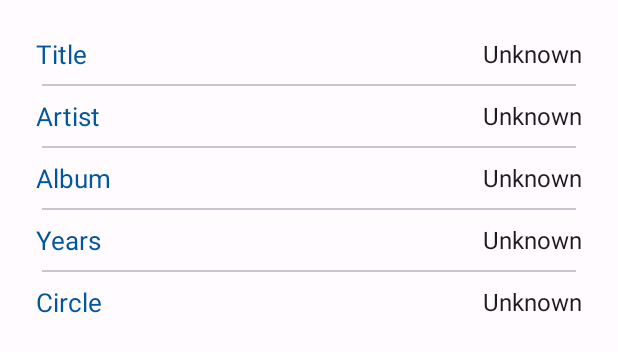
After one commit to Yuyuko1024/GRStream3rd, an Android app: the layout dialog_now_playing.xml on its own in the app's theme, with its tools: preview values and no code run, on a phone screen of 412 x 824 dp. The commit adds this screen. Shown: the top 352 px of the screen. Run offline under Robolectric (Android 15) with nearby library versions, the phone set to English and light mode, and no system bars.

Commit message:
Build new Now Playing dialog

```diff
--- a/app/src/main/java/net/hearnsoft/gensokyoradio/trd/MainActivity.java
+++ b/app/src/main/java/net/hearnsoft/gensokyoradio/trd/MainActivity.java
@@ -17,6 +17,7 @@ import android.os.Looper;
 import android.os.Message;
 import android.util.Log;
 import android.view.Gravity;
+import android.view.LayoutInflater;
 import android.view.ViewGroup;
 import android.widget.FrameLayout;
 import android.widget.LinearLayout;
@@ -40,6 +41,7 @@ import net.hearnsoft.gensokyoradio.trd.beans.NowPlayingBean;
 import net.hearnsoft.gensokyoradio.trd.beans.SongDataBean;
 import net.hearnsoft.gensokyoradio.trd.databinding.ActivityMainBinding;
 import net.hearnsoft.gensokyoradio.trd.databinding.DialogNoticeBinding;
+import net.hearnsoft.gensokyoradio.trd.databinding.DialogNowPlayingBinding;
 import net.hearnsoft.gensokyoradio.trd.model.SongDataModel;
 import net.hearnsoft.gensokyoradio.trd.service.GRStreamPlayerService;
 import net.hearnsoft.gensokyoradio.trd.service.WebSocketService;
@@ -78,18 +80,14 @@ public class MainActivity extends AppCompatActivity implements WsServiceInterfac
     private boolean visualizerUsable = false;
     private VisualizerView visualizerView;
     private SongDataBean dataBean;
-
+    private String nowPlayingTitle,nowPlayingArtist,nowPlayingAlbum,nowPlayingYears,nowPlayingCircle;
 
     private Handler handler = new Handler(Looper.getMainLooper()) {
         @Override
         public void handleMessage(Message msg) {
             super.handleMessage(msg);
             if (msg.what == 1) {
-                new MaterialAlertDialogBuilder(MainActivity.this)
-                        .setTitle(R.string.song_info_title)
-                        .setMessage(msg.obj.toString())
-                        .setPositiveButton(android.R.string.ok, (dialog, which) -> dialog.dismiss())
-                        .show();
+                buildNowPlayingDialog();
             }
         }
     };
@@ -113,14 +111,19 @@ public class MainActivity extends AppCompatActivity implements WsServiceInterfac
             Toast.makeText(this, R.string.fetch_song_data_toast, Toast.LENGTH_SHORT).show();
             future.thenAccept(isOK -> {
                 if (isOK) {
-                    Log.d(TAG, "onCreate: " + dataBean.getSongInfo().getTitle());
-                    String info = getString(R.string.song_info, dataBean.getSongInfo().getTitle(),
-                            dataBean.getSongInfo().getArtist(), dataBean.getSongInfo().getAlbum(),
-                            dataBean.getSongInfo().getYear(), dataBean.getSongInfo().getCircle());
-                    Message message = Message.obtain();
-                    message.what = 1;
-                    message.obj = info;
-                    handler.sendMessage(message);
+                    if (BuildConfig.DEBUG)
+                        Log.d(TAG, "onCreate: " + dataBean.getSongInfo().getTitle());
+                    nowPlayingTitle = dataBean.getSongInfo().getTitle() == null ?
+                            "null" : dataBean.getSongInfo().getTitle();
+                    nowPlayingArtist = dataBean.getSongInfo().getArtist() == null ?
+                            "null" : dataBean.getSongInfo().getArtist();
+                    nowPlayingAlbum = dataBean.getSongInfo().getAlbum() == null ?
+                            "null" : dataBean.getSongInfo().getAlbum();
+                    nowPlayingYears = dataBean.getSongInfo().getYear() == null ?
+                            "null" : dataBean.getSongInfo().getYear();
+                    nowPlayingCircle = dataBean.getSongInfo().getCircle() == null ?
+                            "null" : dataBean.getSongInfo().getCircle();
+                    handler.sendEmptyMessage(1);
                 }
             });
         });
@@ -246,6 +249,21 @@ public class MainActivity extends AppCompatActivity implements WsServiceInterfac
                     sharedPreferences.getInt("clientId",0), Toast.LENGTH_SHORT).show();
             binding.play.setEnabled(true);
         });
+    }
+
+    private void buildNowPlayingDialog() {
+        DialogNowPlayingBinding nowPlayingBinding = DialogNowPlayingBinding.inflate(
+                LayoutInflater.from(this), null, false);
+        nowPlayingBinding.infoTitle.setText(nowPlayingTitle);
+        nowPlayingBinding.infoArtist.setText(nowPlayingArtist);
+        nowPlayingBinding.infoAlbum.setText(nowPlayingAlbum);
+        nowPlayingBinding.infoYears.setText(nowPlayingYears);
+        nowPlayingBinding.infoCircle.setText(nowPlayingCircle);
+        new MaterialAlertDialogBuilder(MainActivity.this)
+                .setTitle(R.string.song_info_title)
+                .setView(nowPlayingBinding.getRoot())
+                .setPositiveButton(android.R.string.ok, (dialog, which) -> dialog.dismiss())
+                .show();
     }
 
     private void showProgress(int played, int duration, int remaining) {
--- /dev/null
+++ b/app/src/main/res/layout/dialog_now_playing.xml
@@ -0,0 +1,188 @@
+<?xml version="1.0" encoding="utf-8"?>
+<LinearLayout
+    xmlns:android="http://schemas.android.com/apk/res/android"
+    xmlns:app="http://schemas.android.com/apk/res-auto"
+    android:layout_width="match_parent"
+    android:layout_height="match_parent"
+    android:orientation="vertical"
+    android:padding="24dp">
+
+    <LinearLayout
+        android:layout_width="match_parent"
+        android:layout_height="wrap_content"
+        android:orientation="horizontal">
+
+        <TextView
+            android:layout_width="wrap_content"
+            android:layout_height="wrap_content"
+            android:text="@string/info_title"
+            android:layout_gravity="center_vertical"
+            android:textColor="@color/system_accent_darker"
+            android:fontFamily="sans-serif"
+            android:textSize="17sp"/>
+
+        <TextView
+            android:layout_width="match_parent"
+            android:layout_height="wrap_content"
+            android:layout_gravity="center_vertical"
+            android:id="@+id/info_title"
+            android:text="@string/info_unknown"
+            android:textColor="?attr/colorOnSurface"
+            android:textIsSelectable="true"
+            android:textSize="16sp"
+            android:layout_marginStart="50dp"
+            android:fontFamily="sans-serif"
+            android:gravity="end"/>
+
+    </LinearLayout>
+
+    <com.google.android.material.divider.MaterialDivider
+        android:layout_width="match_parent"
+        android:layout_height="wrap_content"
+        android:layout_marginStart="4dp"
+        android:layout_marginEnd="4dp"
+        android:layout_marginTop="8dp"
+        android:layout_marginBottom="8dp"/>
+
+    <LinearLayout
+        android:layout_width="match_parent"
+        android:layout_height="wrap_content"
+        android:orientation="horizontal">
+
+        <TextView
+            android:layout_width="wrap_content"
+            android:layout_height="wrap_content"
+            android:text="@string/info_artist"
+            android:layout_gravity="center_vertical"
+            android:textColor="@color/system_accent_darker"
+            android:fontFamily="sans-serif"
+            android:textSize="17sp"/>
+
+        <TextView
+            android:layout_width="match_parent"
+            android:layout_height="wrap_content"
+            android:layout_gravity="center_vertical"
+            android:id="@+id/info_artist"
+            android:text="@string/info_unknown"
+            android:textColor="?attr/colorOnSurface"
+            android:textIsSelectable="true"
+            android:textSize="16sp"
+            android:layout_marginStart="50dp"
+            android:fontFamily="sans-serif"
+            android:gravity="end"/>
+
+    </LinearLayout>
+
+    <com.google.android.material.divider.MaterialDivider
+        android:layout_width="match_parent"
+        android:layout_height="wrap_content"
+        android:layout_marginStart="4dp"
+        android:layout_marginEnd="4dp"
+        android:layout_marginTop="8dp"
+        android:layout_marginBottom="8dp"/>
+
+    <LinearLayout
+        android:layout_width="match_parent"
+        android:layout_height="wrap_content"
+        android:orientation="horizontal">
+
+        <TextView
+            android:layout_width="wrap_content"
+            android:layout_height="wrap_content"
+            android:text="@string/info_album"
+            android:layout_gravity="center_vertical"
+            android:textColor="@color/system_accent_darker"
+            android:fontFamily="sans-serif"
+            android:textSize="17sp"/>
+
+        <TextView
+            android:layout_width="match_parent"
+            android:layout_height="wrap_content"
+            android:layout_gravity="center_vertical"
+            android:id="@+id/info_album"
+            android:text="@string/info_unknown"
+            android:textColor="?attr/colorOnSurface"
+            android:textIsSelectable="true"
+            android:textSize="16sp"
+            android:layout_marginStart="50dp"
+            android:fontFamily="sans-serif"
+            android:gravity="end"/>
+
+    </LinearLayout>
+
+    <com.google.android.material.divider.MaterialDivider
+        android:layout_width="match_parent"
+        android:layout_height="wrap_content"
+        android:layout_marginStart="4dp"
+        android:layout_marginEnd="4dp"
+        android:layout_marginTop="8dp"
+        android:layout_marginBottom="8dp"/>
+
+    <LinearLayout
+        android:layout_width="match_parent"
+        android:layout_height="wrap_content"
+        android:orientation="horizontal">
+
+        <TextView
+            android:layout_width="wrap_content"
+            android:layout_height="wrap_content"
+            android:text="@string/info_years"
+            android:layout_gravity="center_vertical"
+            android:textColor="@color/system_accent_darker"
+            android:fontFamily="sans-serif"
+            android:textSize="17sp"/>
+
+        <TextView
+            android:layout_width="match_parent"
+            android:layout_height="wrap_content"
+            android:layout_gravity="center_vertical"
+            android:id="@+id/info_years"
+            android:text="@string/info_unknown"
+            android:textColor="?attr/colorOnSurface"
+            android:textIsSelectable="true"
+            android:textSize="16sp"
+            android:layout_marginStart="50dp"
+            android:fontFamily="sans-serif"
+            android:gravity="end"/>
+
+    </LinearLayout>
+
+    <com.google.android.material.divider.MaterialDivider
+        android:layout_width="match_parent"
+        android:layout_height="wrap_content"
+        android:layout_marginStart="4dp"
+        android:layout_marginEnd="4dp"
+        android:layout_marginTop="8dp"
+        android:layout_marginBottom="8dp"/>
+
+    <LinearLayout
+        android:layout_width="match_parent"
+        android:layout_height="wrap_content"
+        android:orientation="horizontal">
+
+        <TextView
+            android:layout_width="wrap_content"
+            android:layout_height="wrap_content"
+            android:text="@string/info_circle"
+            android:layout_gravity="center_vertical"
+            android:textColor="@color/system_accent_darker"
+            android:fontFamily="sans-serif"
+            android:textSize="17sp"/>
+
+        <TextView
+            android:layout_width="match_parent"
+            android:layout_height="wrap_content"
+            android:layout_gravity="center_vertical"
+            android:id="@+id/info_circle"
+            android:text="@string/info_unknown"
+            android:textColor="?attr/colorOnSurface"
+            android:textIsSelectable="true"
+            android:textSize="16sp"
+            android:layout_marginStart="50dp"
+            android:fontFamily="sans-serif"
+            android:gravity="end"/>
+
+    </LinearLayout>
+
+
+</LinearLayout>
--- a/app/src/main/res/values/strings.xml
+++ b/app/src/main/res/values/strings.xml
@@ -14,4 +14,10 @@
         Year: <xliff:g id="year">%s</xliff:g>\n
         Circle: <xliff:g id="circle">%s</xliff:g>
     </string>
+    <string name="info_title">Title</string>
+    <string name="info_artist">Artist</string>
+    <string name="info_album">Album</string>
+    <string name="info_years">Years</string>
+    <string name="info_circle">Circle</string>
+    <string name="info_unknown">Unknown</string>
 </resources>
```
Also changed, not shown: 1 other file.
